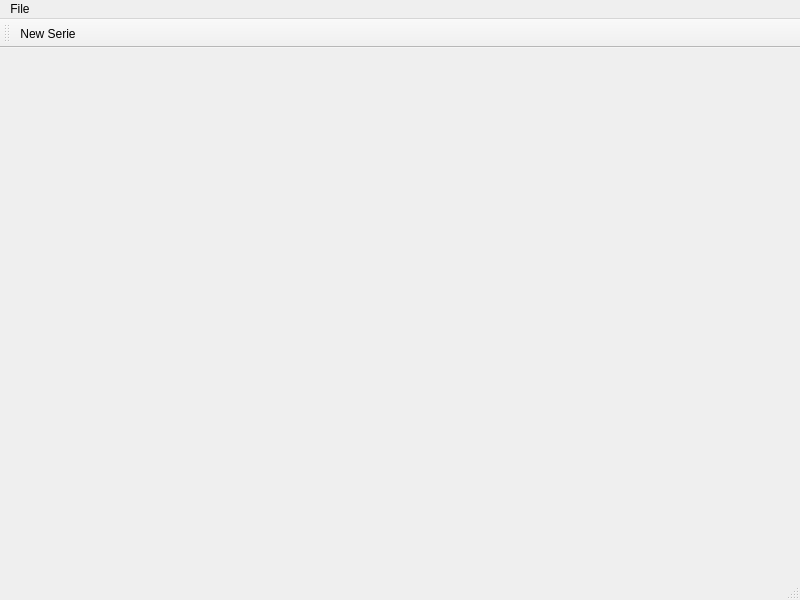
Old version of the form Streaming GUI/StreamingGUI/mainwindow.ui in the repository GuillermoTafoya/Mini-Netflix.
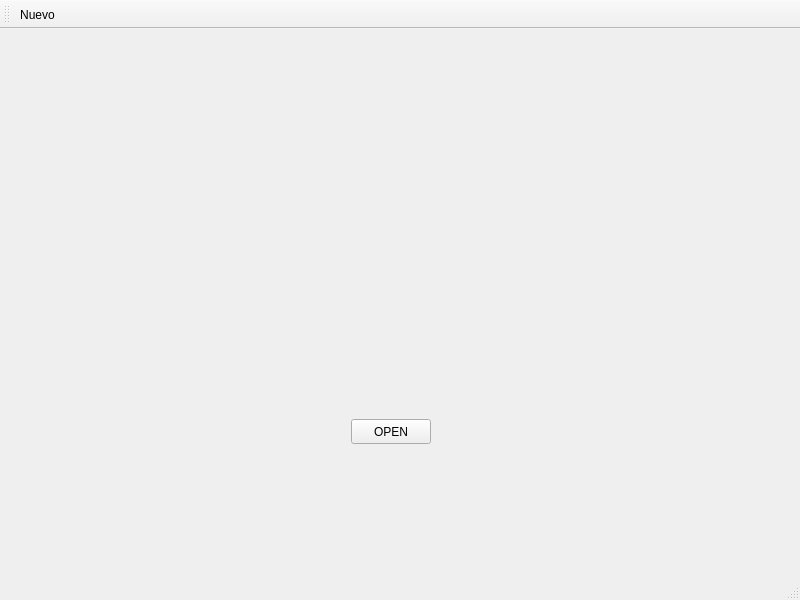
New version of the form. Icons and pictures are not drawn.

Patch:
```diff
--- a/Streaming GUI/StreamingGUI/mainwindow.ui
+++ b/Streaming GUI/StreamingGUI/mainwindow.ui
@@ -13,26 +13,37 @@
   <property name="windowTitle">
    <string>MainWindow</string>
   </property>
-  <widget class="QWidget" name="centralwidget"/>
-  <widget class="QMenuBar" name="menubar">
+  <widget class="QWidget" name="centralwidget">
+   <widget class="QLabel" name="label">
    <property name="geometry">
     <rect>
-     <x>0</x>
-     <y>0</y>
-     <width>800</width>
+      <x>251</x>
+      <y>50</y>
+      <width>280</width>
+      <height>110</height>
+     </rect>
+    </property>
+    <property name="text">
+     <string/>
+    </property>
+   </widget>
+   <widget class="QPushButton" name="OPEN">
+    <property name="geometry">
+     <rect>
+      <x>351</x>
+      <y>390</y>
+      <width>80</width>
      <height>25</height>
     </rect>
    </property>
-   <widget class="QMenu" name="menuFile">
-    <property name="title">
-     <string>File</string>
+    <property name="text">
+     <string>OPEN</string>
     </property>
     <addaction name="actionNew_Serie"/>
     <addaction name="actionNew_Season"/>
     <addaction name="actionNew_Chapter"/>
     <addaction name="actionNew_Movie"/>
    </widget>
-   <addaction name="menuFile"/>
   </widget>
   <widget class="QStatusBar" name="statusbar"/>
   <widget class="QToolBar" name="toolBar">
@@ -53,7 +64,7 @@
      <normaloff>:/assets/Assets/Icons/netflix-seeklogo.com.svg</normaloff>:/assets/Assets/Icons/netflix-seeklogo.com.svg</iconset>
    </property>
    <property name="text">
-    <string>New Serie</string>
+    <string>Nuevo</string>
    </property>
   </action>
   <action name="actionNew_Season">
```
Left out of the diff: 4 changed lines with no effect on the pictures. Lines whose indentation alone changed are shown as unchanged.
